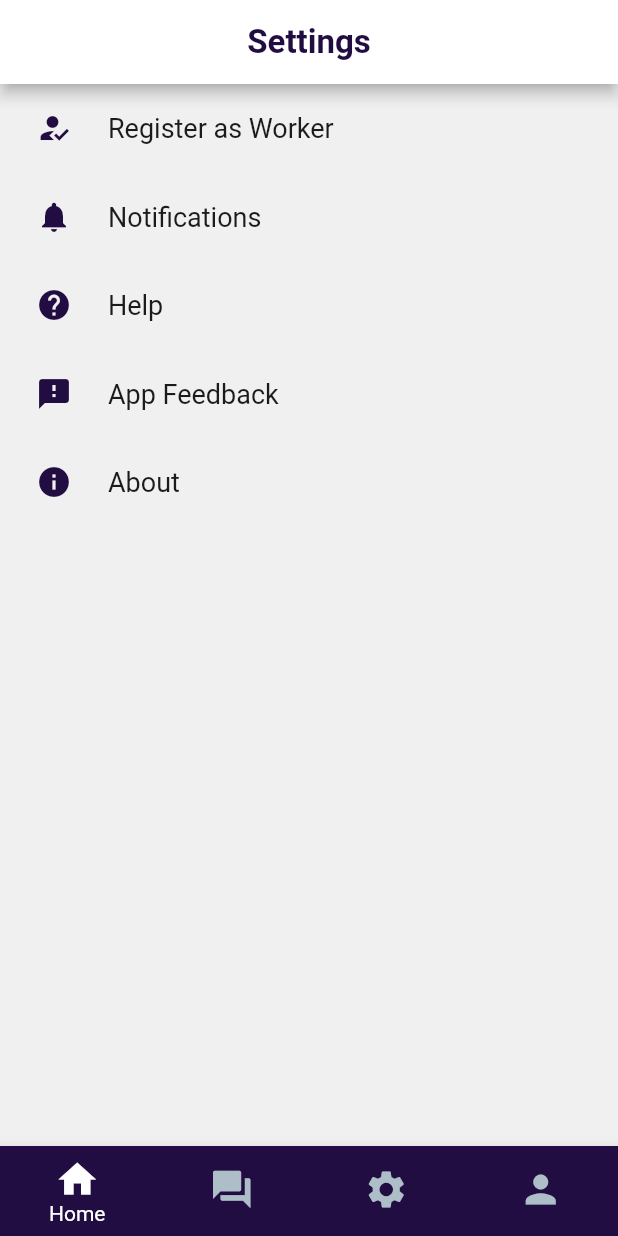
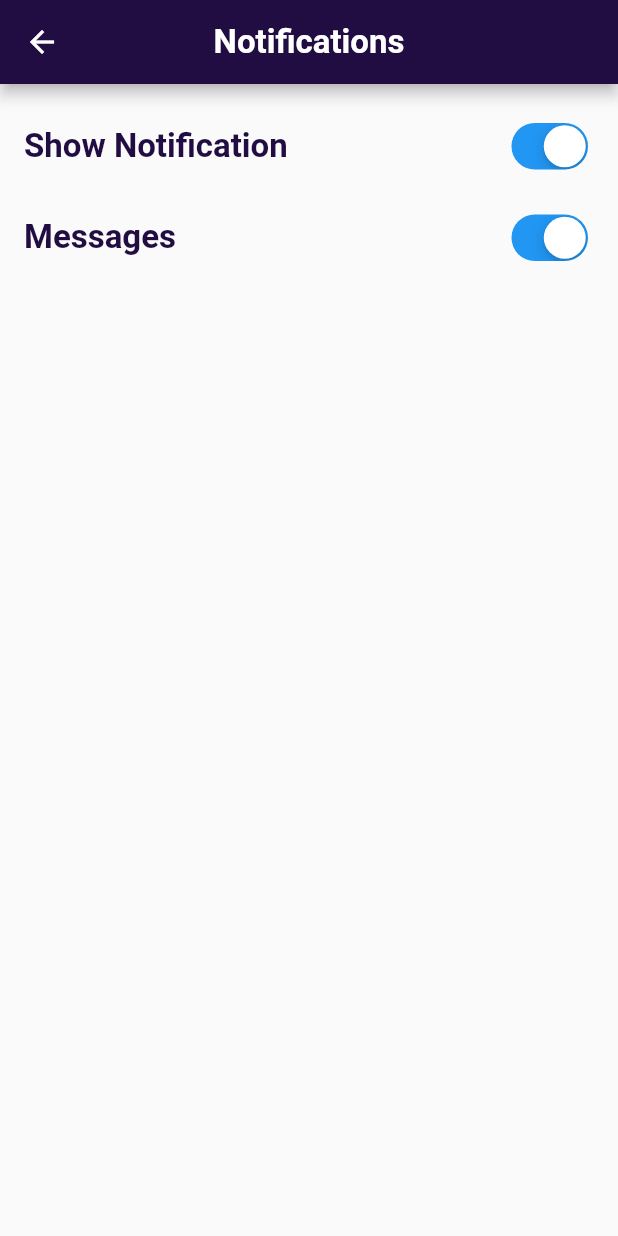
Before and after one commit to leahdsouza/Skilled-worker-app, a Flutter app: the SettingPage screen opened by its route, after a tap on "Notifications", on a phone screen of 412 x 824 dp. Run offline on Flutter 3.47's test engine with Material 2 defaults, Android fonts, the phone set to English and light mode, and no system bars; drawn by our look-alikes of settings_ui; our stand-ins replace expandable, flutter_rating_bar.

Commit message:
notifications page added

```diff
--- a/lib/main.dart
+++ b/lib/main.dart
@@ -5,6 +5,7 @@ import 'package:skilled_worker_app/pages/settings.dart';
 import 'package:skilled_worker_app/pages/login.dart';
 import 'package:skilled_worker_app/pages/feedback.dart';
 import 'package:skilled_worker_app/pages/help.dart';
+import 'package:skilled_worker_app/pages/notifications.dart';
 
 void main() {
   runApp(MaterialApp(
@@ -15,7 +16,8 @@ void main() {
       '/': (context)=> CreateAccount(),
       '/settings': (context) => SettingPage(),
       '/feedback': (context) => FeedbackPage(),
-      '/help': (context) => HelpPage()
+      '/help': (context) => HelpPage(),
+      '/notifications': (context) => Notifications()
     },
   ));
 }
--- a/lib/pages/help.dart
+++ b/lib/pages/help.dart
@@ -44,7 +44,7 @@ class _HelpPageState extends State<HelpPage> {
         ),
 
       ),
-      bottomNavigationBar: BottomNavigation()
+      // bottomNavigationBar: BottomNavigation()
     );
   }
 
--- /dev/null
+++ b/lib/pages/notifications.dart
@@ -0,0 +1,84 @@
+import 'package:flutter/cupertino.dart';
+import 'package:flutter/material.dart';
+
+class Notifications extends StatelessWidget {
+  const Notifications({Key? key}) : super(key: key);
+
+  @override
+  Widget build(BuildContext context) {
+    return Scaffold(
+      appBar: AppBar(
+        centerTitle: true,
+        backgroundColor: Color(0xFF210D41),
+        title: Text(
+          "Notifications",
+          style: TextStyle(
+              fontSize: 22, color: Colors.white, fontWeight: FontWeight.bold),
+        ),
+      ),
+      body: MultiSwitch(),
+    );
+  }
+}
+
+class MultiSwitch extends StatefulWidget {
+  const MultiSwitch({Key? key}) : super(key: key);
+
+  @override
+  _MultiSwitchState createState() => _MultiSwitchState();
+}
+
+class _MultiSwitchState extends State<MultiSwitch> {
+  bool val1 = true;
+  bool val2 = true;
+
+  onChangeFunction1(bool newValue1){
+    setState(() {
+      val1 = newValue1;
+    });
+  }
+
+  onChangeFunction2(bool newValue2){
+    setState(() {
+      val2 = newValue2;
+    });
+  }
+
+  @override
+  Widget build(BuildContext context) {
+    return SafeArea(child: Scaffold(
+      body: Column(
+        mainAxisAlignment: MainAxisAlignment.start,
+        crossAxisAlignment: CrossAxisAlignment.start,
+        children: [
+          customSwitch('Show Notification', val1, onChangeFunction1),
+          customSwitch('Messages', val2, onChangeFunction2)
+        ],
+      ),
+    )
+    );
+  }
+
+  Widget customSwitch(String text, bool val, Function onChangeMethod){
+    return Padding(padding: const EdgeInsets.only(top: 22.0, left: 16.0, right: 16.0),
+      child: Row(
+        mainAxisAlignment: MainAxisAlignment.spaceBetween,
+        children: [
+          Text(text, style: TextStyle(
+            fontSize: 22,
+            fontWeight: FontWeight.bold,
+            color: Color(0xFF210D41),
+          )),
+          Spacer(),
+          CupertinoSwitch(
+              trackColor: Colors.grey,
+              activeColor: Colors.blue,
+              value: val,
+              onChanged: (newValue){
+                onChangeMethod(newValue);
+              })
+        ],
+      ),
+    );
+  }
+}
--- a/lib/pages/settings.dart
+++ b/lib/pages/settings.dart
@@ -51,7 +51,7 @@ class _SettingPageState extends State<SettingPage> {
                     leading: Icon(Icons.notifications,
                         color: Color(0xFF210D41)),
                     onPressed: (BuildContext context) {
-                      CreateAccount();
+                      Navigator.pushNamed(context, '/notifications');
                     },
                   ),
                   SettingsTile(
```
Also changed, not shown: lib/pages/feedback.dart (+2 -34 lines).
